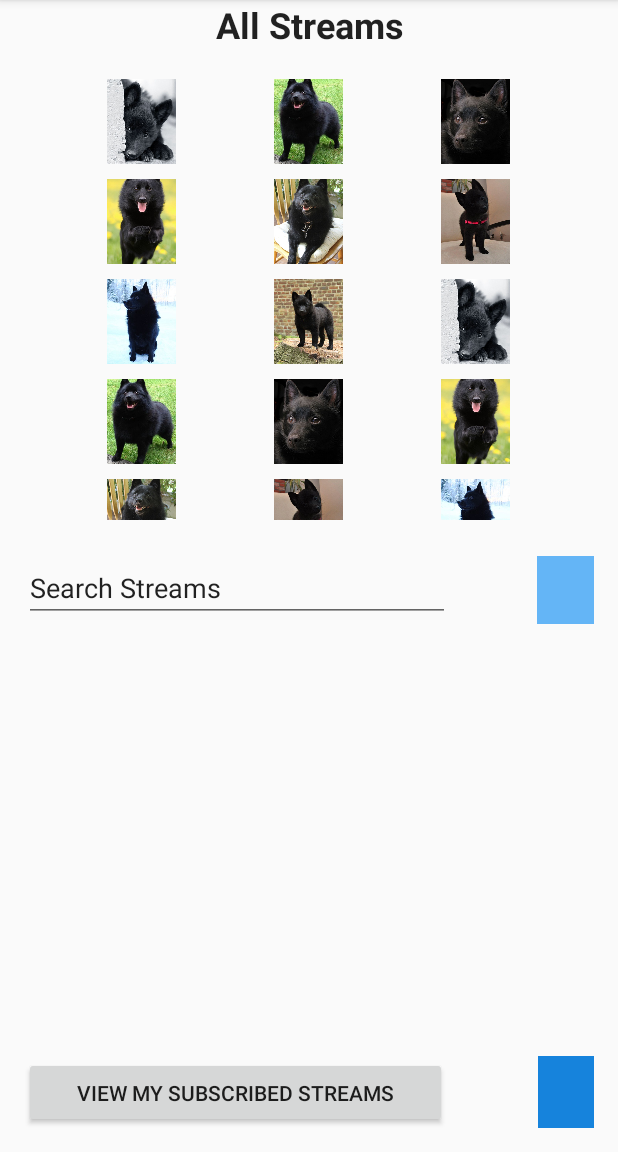
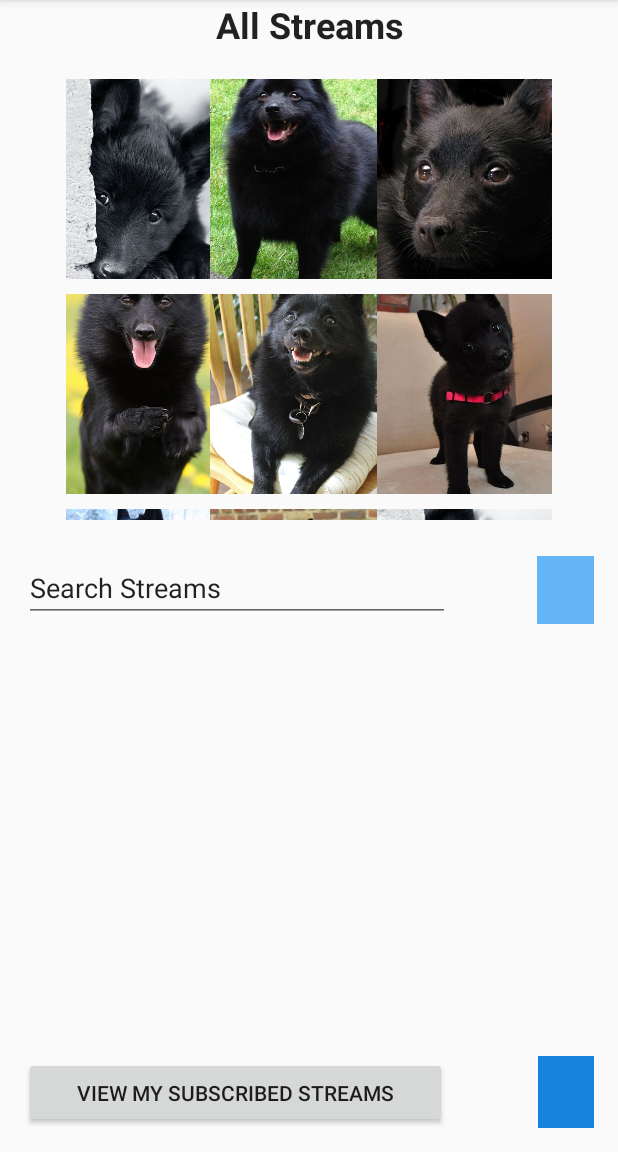
Before and after one commit to rayolanderos/UT-APT-MiniProject, an Android app: the screen it shows after launch (ViewAllActivity), on a phone screen of 412 x 824 dp, the part 84-1236 px from its top. Run offline under Robolectric (Android 15) with nearby library versions, the phone set to English and light mode, and no system bars.

Commit message:
Button images
Adjusted butotn images and larger grid images.

```diff
--- a/androidapp/Connexus/app/src/main/java/com/green/apt/connexus/ImageAdapter.java
+++ b/androidapp/Connexus/app/src/main/java/com/green/apt/connexus/ImageAdapter.java
@@ -36,9 +36,9 @@ public class ImageAdapter extends BaseAdapter {
         if (convertView == null) { // if it's not recycled, initialize some
             // attributes
             imageView = new ImageView(mContext);
-            imageView.setLayoutParams(new GridView.LayoutParams(85, 85));
+            imageView.setLayoutParams(new GridView.LayoutParams(200, 200));
             imageView.setScaleType(ImageView.ScaleType.CENTER_CROP);
-            imageView.setPadding(8, 8, 8, 8);
+            imageView.setPadding(1, 1, 1, 1);
         } else {
             imageView = (ImageView) convertView;
         }
```
